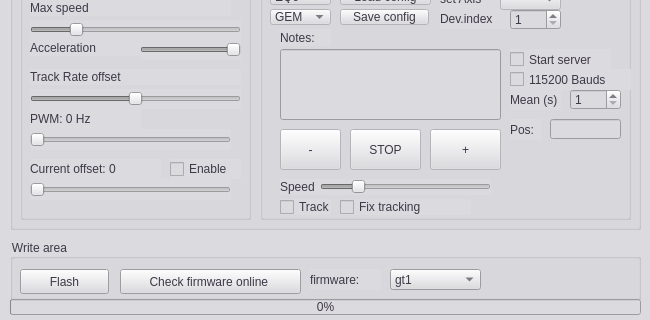
Qt form mainwindow.ui (ahp-electronics/gt-configurator) before a commit; both pictures show x 0 to 650 and y 341 to 661 of the 650 by 661 pixel window.
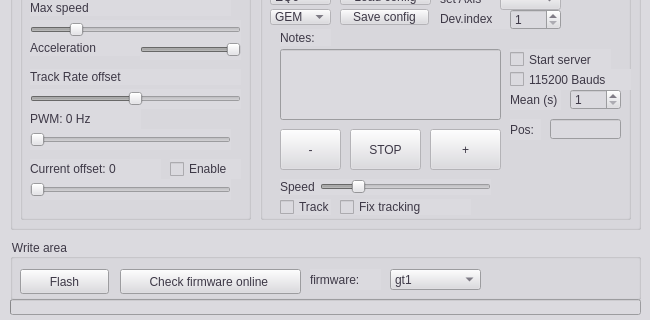
The same form after that commit.

Commit message: Overlapping progress bar

```diff
--- a/mainwindow.ui
+++ b/mainwindow.ui
@@ -1484,14 +1484,11 @@
     </widget>
    </widget>
    <widget class="QProgressBar" name="progress">
-    <property name="enabled">
-     <bool>true</bool>
-    </property>
     <property name="geometry">
      <rect>
       <x>10</x>
       <y>640</y>
-      <width>581</width>
+      <width>631</width>
       <height>16</height>
      </rect>
     </property>
@@ -1502,19 +1499,6 @@
      <bool>false</bool>
     </property>
    </widget>
-   <widget class="QProgressBar" name="progress">
-    <property name="geometry">
-     <rect>
-      <x>10</x>
-      <y>640</y>
-      <width>631</width>
-      <height>16</height>
-     </rect>
-    </property>
-    <property name="value">
-     <number>0</number>
-    </property>
-   </widget>
   </widget>
   <action name="actionOpen_FW">
    <property name="text">
```
